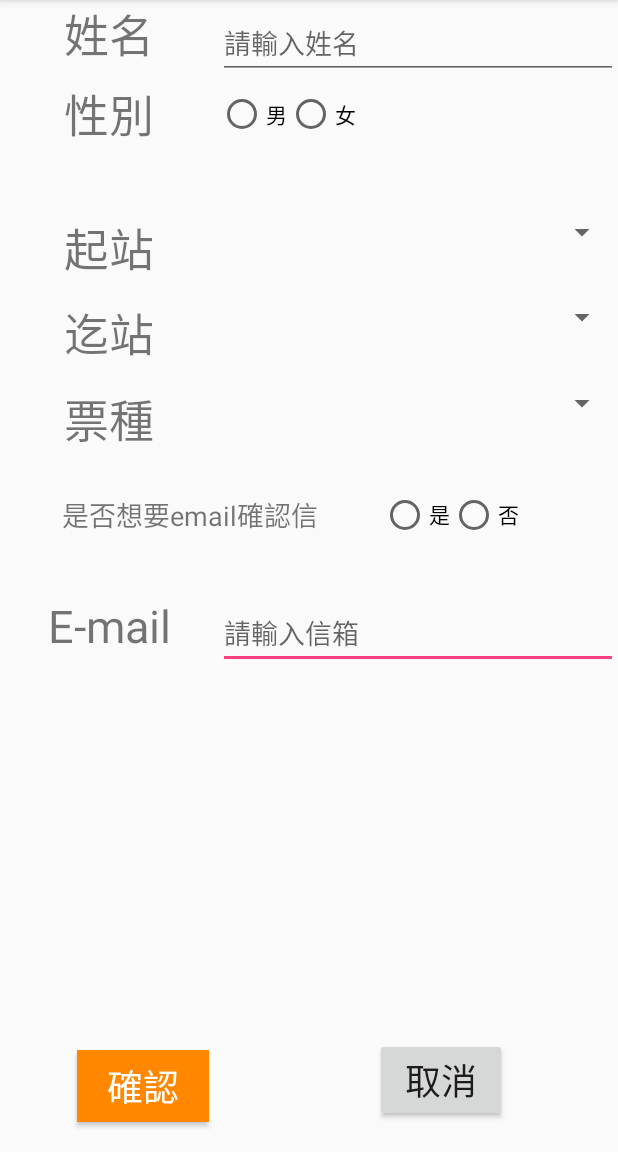
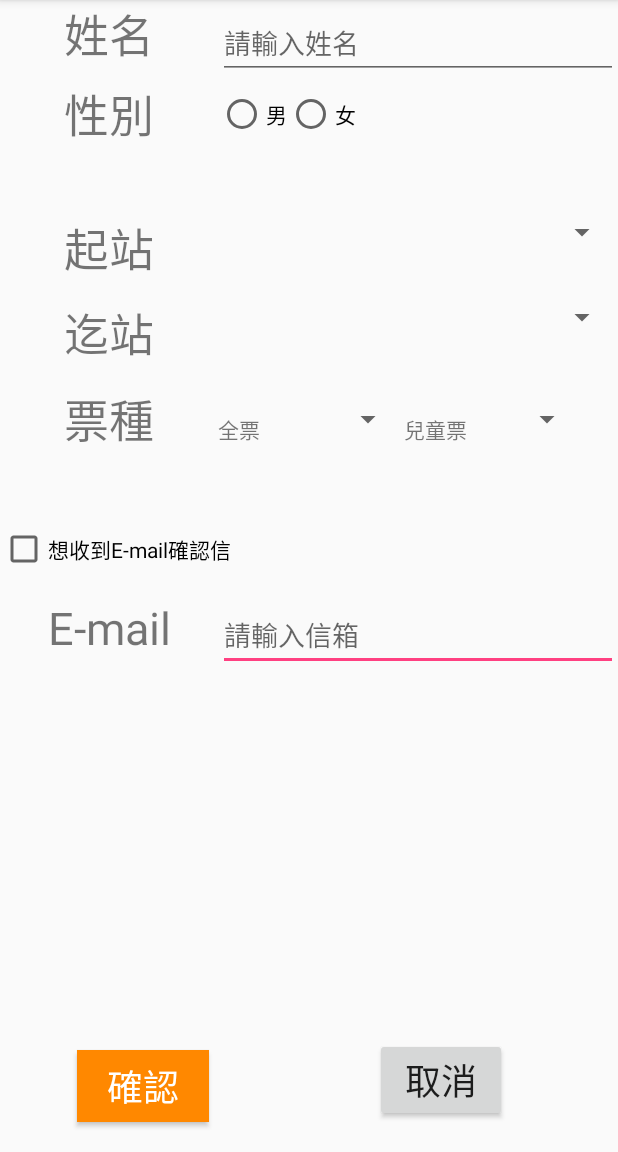
Before and after one commit to miyuiki/Android-HW5, an Android app: the screen it shows after launch (MainActivity), on a phone screen of 412 x 824 dp, the part 84-1236 px from its top. Run offline under Robolectric (Android 15) with nearby library versions, the phone set to English and light mode, and no system bars.

Commit message:
0324 commited from PC

```diff
--- a/app/src/main/res/layout/activity_main.xml
+++ b/app/src/main/res/layout/activity_main.xml
@@ -119,7 +119,8 @@
         android:layout_below="@+id/linearLayout5"
         android:layout_alignParentLeft="true"
         android:layout_alignParentStart="true"
-        android:layout_marginTop="12dp">
+        android:layout_marginTop="12dp"
+        android:weightSum="1">
 
         <TextView
             android:id="@+id/textView"
@@ -129,11 +130,30 @@
             android:textAlignment="center"
             android:textSize="30sp" />
 
+        <TextView
+            android:id="@+id/textView2"
+            android:layout_width="wrap_content"
+            android:layout_height="wrap_content"
+            android:text="全票"
+            android:layout_weight="0.32" />
+
         <Spinner
-            android:id="@+id/spinner"
-            android:layout_width="match_parent"
+            android:id="@+id/spinner4"
+            android:layout_width="wrap_content"
+            android:layout_height="match_parent"
+            android:layout_weight="0.16" />
+
+        <TextView
+            android:id="@+id/textView3"
+            android:layout_width="wrap_content"
             android:layout_height="wrap_content"
-            android:layout_weight="1" />
+            android:text="兒童票"
+            android:layout_weight="0.29" />
+
+        <Spinner
+            android:id="@+id/spinner3"
+            android:layout_width="wrap_content"
+            android:layout_height="match_parent" />
 
     </LinearLayout>
 
@@ -141,45 +161,21 @@
         android:layout_width="match_parent"
         android:layout_height="wrap_content"
         android:orientation="horizontal"
+        android:layout_marginTop="48dp"
+        android:weightSum="1"
+        android:id="@+id/linearLayout7"
         android:layout_below="@+id/linearLayout6"
         android:layout_alignParentLeft="true"
-        android:layout_alignParentStart="true"
-        android:layout_marginTop="27dp"
-        android:weightSum="1"
-        android:id="@+id/linearLayout7">
+        android:layout_alignParentStart="true">
 
-        <TextView
-            android:id="@+id/textView"
-            android:layout_width="254dp"
+        <CheckBox
+            android:id="@+id/checkBox"
+            android:layout_width="wrap_content"
             android:layout_height="wrap_content"
-            android:text="是否想要email確認信"
-            android:textAlignment="center"
-            android:textSize="18sp" />
-
-        <RadioGroup
-            android:layout_width="223dp"
-            android:layout_height="match_parent">
-
-            <LinearLayout
-                android:layout_width="wrap_content"
-                android:layout_height="match_parent"
-                android:orientation="horizontal">
-
-                <RadioButton
-                    android:id="@+id/radioButton3"
-                    android:layout_width="wrap_content"
-                    android:layout_height="wrap_content"
-                    android:text="是" />
-
-                <RadioButton
-                    android:id="@+id/radioButton4"
-                    android:layout_width="wrap_content"
-                    android:layout_height="wrap_content"
-                    android:text="否" />
-            </LinearLayout>
-
-        </RadioGroup>
-
+            android:layout_below="@+id/linearLayout7"
+            android:layout_centerHorizontal="true"
+            android:text="想收到E-mail確認信"
+            android:textAlignment="textStart" />
     </LinearLayout>
 
     <LinearLayout
@@ -187,10 +183,11 @@
         android:layout_height="wrap_content"
         android:layout_weight="0.40"
         android:orientation="horizontal"
+        android:layout_marginTop="16dp"
         android:layout_below="@+id/linearLayout7"
         android:layout_alignParentLeft="true"
         android:layout_alignParentStart="true"
-        android:layout_marginTop="40dp">
+        android:id="@+id/linearLayout">
 
         <TextView
             android:id="@+id/textView"
```
